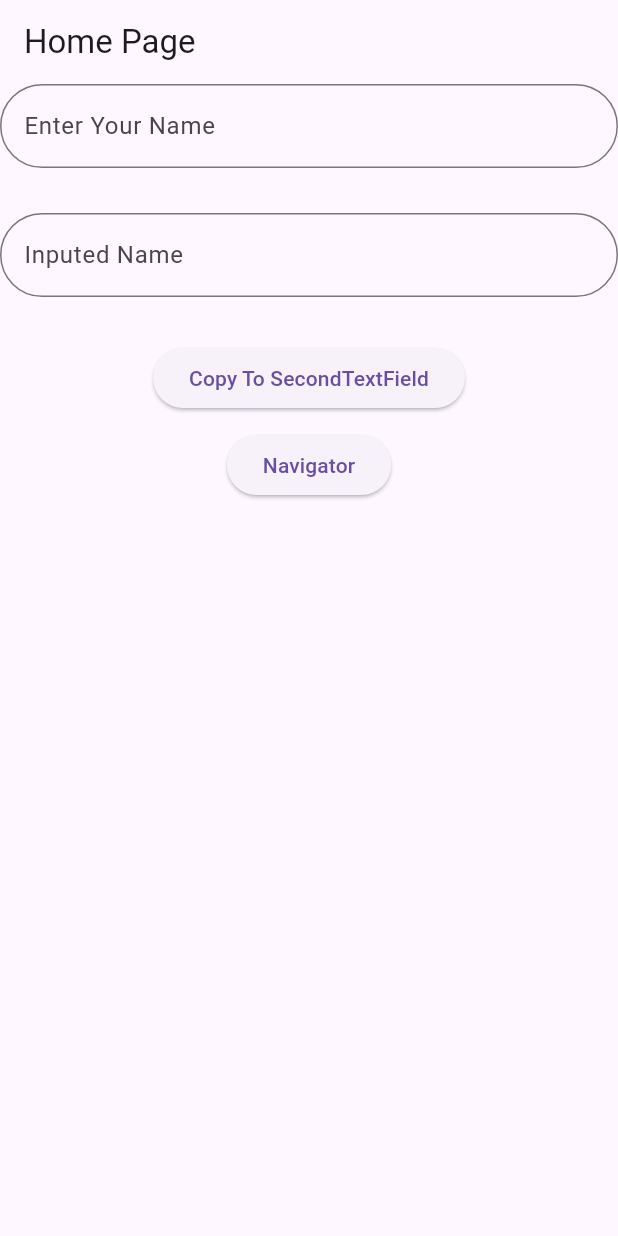
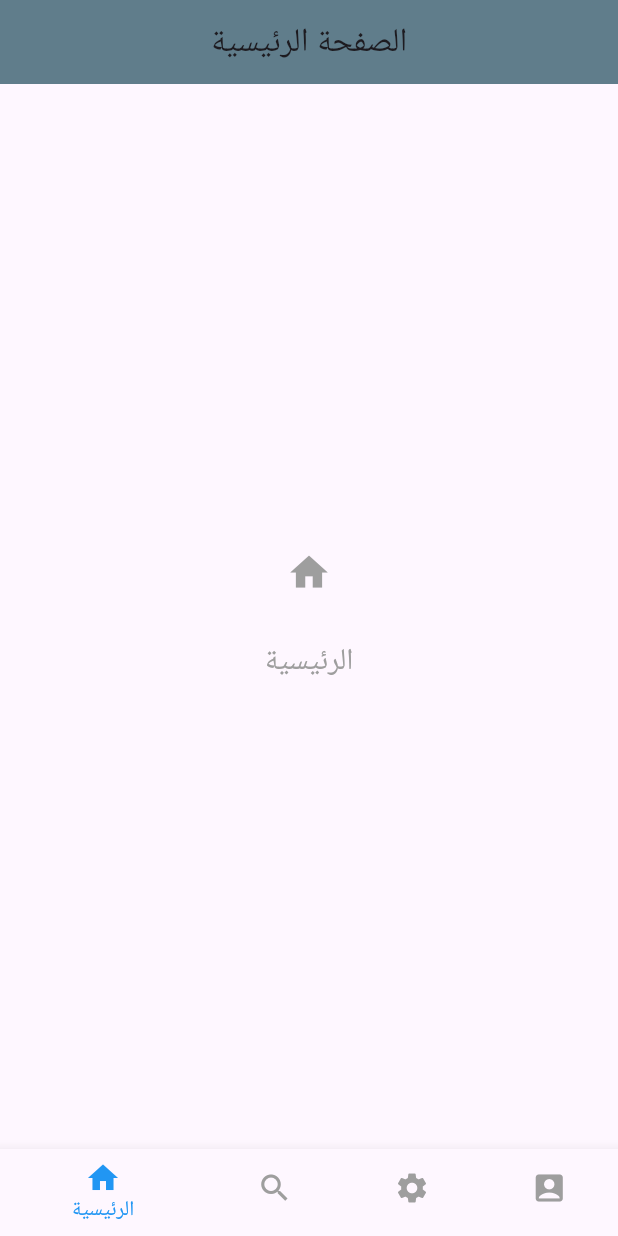
Before and after one commit to HasanAlsaiaari/flutter-homeworks-s1, a Flutter app: the screen it shows after launch, on a phone screen of 412 x 824 dp. Run offline on Flutter 3.47's test engine with Material 3 defaults, Android fonts, the phone set to English and light mode, and no system bars.

Commit message:
bottomNavigationBar

```diff
--- /dev/null
+++ b/lib/Homepage.dart
@@ -0,0 +1,21 @@
+import 'package:flutter/material.dart';
+
+
+class Homepage extends StatelessWidget {
+  const Homepage({super.key});
+
+  @override
+  Widget build(BuildContext context) {
+    return Center(
+      child: Column(
+        mainAxisAlignment: MainAxisAlignment.center,
+        children: [
+          Icon(Icons.home,size: 30,color: Colors.grey),
+          SizedBox(height: 30,),
+          Text('الرئيسية',style: TextStyle(fontSize: 20,color: Colors.grey),)
+        ],
+      ),
+
+    );
+  }
+}
--- /dev/null
+++ b/lib/Indexpage.dart
@@ -0,0 +1,94 @@
+
+import 'package:flutter/material.dart';
+import 'Homepage.dart';
+import 'Accountpage.dart';
+import 'Searchpage.dart';
+import 'Settingpage.dart';
+
+
+
+class Indexpage extends StatefulWidget {
+const Indexpage({super.key});
+
+  @override
+  State<Indexpage> createState() => _IndexpageState();
+}
+
+class _IndexpageState extends State<Indexpage> {
+
+int _bottomNavbar = 0;
+
+List<Widget>_pages = [
+  Homepage(),
+  Searchpage(),
+  Settingpage(),
+  Accountpage(),
+
+];
+
+String _gettitle(int index)
+{
+  switch(index)
+  {
+    case 0:
+    return "الصفحة الرئيسية";
+
+    case 1:
+    return "صفحة البحث";
+
+    case 2:
+    return "صفحة الإعدادات";
+
+    case 3:
+    return "صفحة الحساب";
+
+    default:
+    return "Data";
+
+  }
+
+
+}
+
+
+  @override
+  Widget build(BuildContext context) {
+
+    return Scaffold(
+      appBar: AppBar(
+        title: Text(_gettitle(_bottomNavbar)),
+        centerTitle: true,
+        backgroundColor: Colors.blueGrey,
+        ),
+
+        body: IndexedStack(
+          index: _bottomNavbar,
+          children: _pages,
+        ),
+
+        bottomNavigationBar: BottomNavigationBar(
+          currentIndex: _bottomNavbar,
+          onTap: (index){
+            setState(() {
+              _bottomNavbar = index;
+            });
+          },
+           unselectedItemColor: Colors.grey,
+           selectedItemColor: Colors.blue,
+
+           items:
+           [
+            BottomNavigationBarItem(label: 'الرئيسية',icon: Icon(Icons.home)),
+            BottomNavigationBarItem(label: 'البحث',icon: Icon(Icons.search)),
+            BottomNavigationBarItem(label: 'الإعدادات',icon: Icon(Icons.settings)),
+            BottomNavigationBarItem(label: 'الحساب',icon: Icon(Icons.account_box)),
+
+           ],
+
+
+          ),
+
+    );
+
+  }
+}
--- a/lib/Secondpage.dart
+++ /dev/null
@@ -1,36 +0,0 @@
-import 'package:flutter/material.dart';
-
-class Secondpage extends StatefulWidget {
-  final String name;
-
-  const Secondpage({super.key,
-    required this.name
-
-  });
-
-  @override
-  State<Secondpage> createState() => _SecondpageState();
-}
-
-class _SecondpageState extends State<Secondpage> {
-  @override
-  Widget build(BuildContext context) {
-    return  Scaffold(
-      appBar: AppBar(title: Text("Second Page"),),
-      body: Column(
-        children: [
-          Text(
-            widget.name,
-            style: TextStyle(fontSize: 20),
-            ),
-
-          ElevatedButton(
-              onPressed: (){
-                Navigator.pop(context);
-              },
-               child: Text('Back'))
-        ],
-      ),
-    );
-  }
-}
--- a/lib/main.dart
+++ b/lib/main.dart
@@ -1,87 +1,19 @@
 import 'package:flutter/material.dart';
-import 'Secondpage.dart';
+import 'Indexpage.dart';
 
 void main() {
-  runApp(const MyApp());
+  runApp(MyApp());
 }
+
 
 class MyApp extends StatelessWidget {
   const MyApp({super.key});
 
-  // This widget is the root of your application.
   @override
   Widget build(BuildContext context) {
-    return MaterialApp(title: "Flutter Demo", home: const Homepage());
-  }
-}
-
-class Homepage extends StatefulWidget {
-  const Homepage({super.key});
-
-  @override
-  State<Homepage> createState() => _HomepageState();
-}
-
-class _HomepageState extends State<Homepage> {
-  final TextEditingController _controller1 = TextEditingController();
-  final TextEditingController _controller2 = TextEditingController();
-
-  void _CopyTextToAnotherTextField() {
-    setState(() {
-      _controller2.text = _controller1.text;
-    });
-  }
-
-  void _Nav2() {
-    Navigator.push(
-      context,
-
-      MaterialPageRoute(
-        builder: (context) => Secondpage(name: _controller1.text),
-      ),
-    );
-  }
-
-  @override
-  Widget build(BuildContext context) {
-    return Scaffold(
-      appBar: AppBar(title: Text("Home Page")),
-      body: Column(
-        children: [
-          TextField(
-            controller: _controller1,
-            decoration: InputDecoration(
-              labelText: "Enter Your Name",
-              hintText: "Hasan",
-              border: OutlineInputBorder(
-                borderRadius: BorderRadius.circular(30.0),
-              ),
-            ),
-          ),
-          SizedBox(height: 30),
-          TextField(
-            controller: _controller2,
-            decoration: InputDecoration(
-              labelText: "Inputed Name",
-              border: OutlineInputBorder(
-                borderRadius: BorderRadius.circular(30.0),
-              ),
-            ),
-            readOnly: true,
-          ),
-
-          SizedBox(height: 30),
-
-          ElevatedButton(
-            onPressed: _CopyTextToAnotherTextField,
-            child: Text("Copy To SecondTextField"),
-          ),
-
-          SizedBox(height: 10),
-
-          ElevatedButton(onPressed: _Nav2, child: Text("Navigator")),
-        ],
-      ),
+    return MaterialApp(
+      debugShowCheckedModeBanner: false,
+      home: const Indexpage(),
     );
   }
 }
```
Also changed, not shown: lib/Accountpage.dart (added, +20 -0 lines), lib/Searchpage.dart (added, +21 -0 lines), lib/Settingpage.dart (added, +20 -0 lines).
